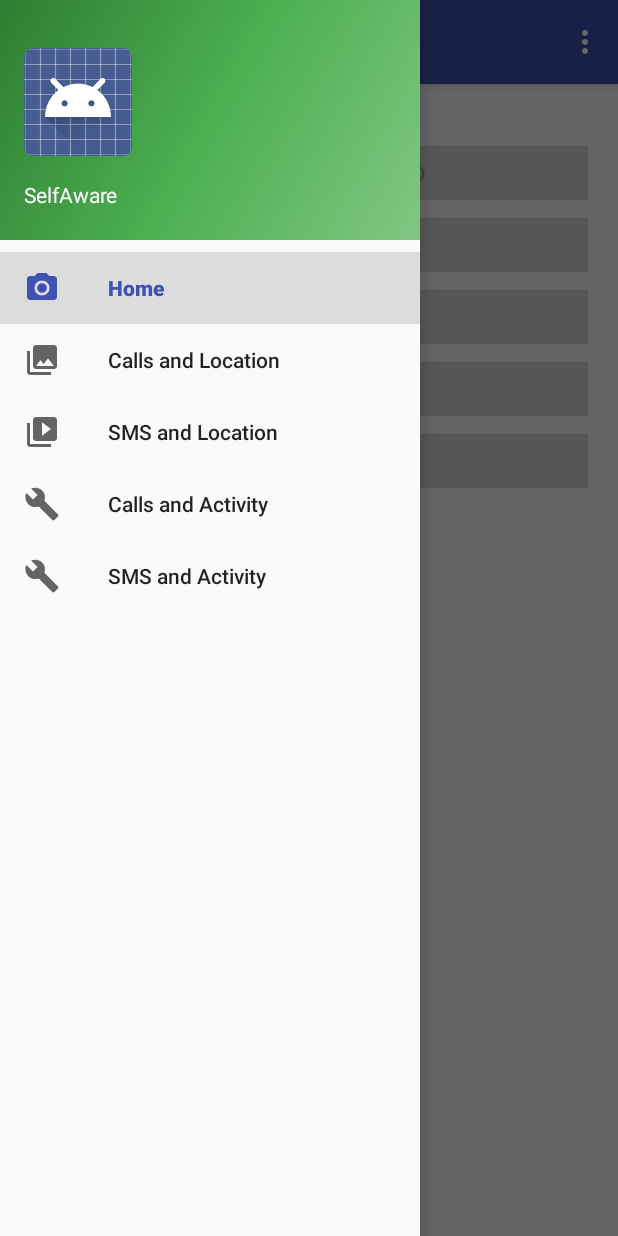
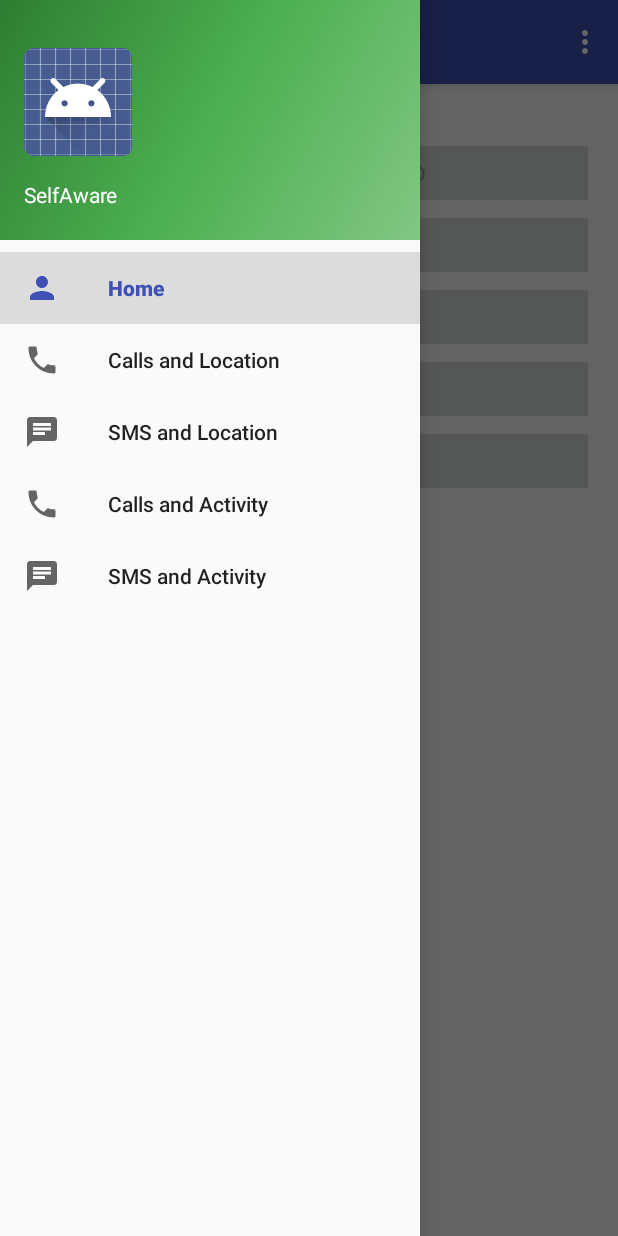
Before and after one commit to lin-ll/SelfAware, an Android app: the screen it shows after launch (MainActivity), with the side drawer open, on a phone screen of 412 x 824 dp. Run offline under Robolectric (Android 15) with nearby library versions, the phone set to English and light mode, and no system bars; libraries missing offline, so code that uses them is left out: edu.mit.media; 2 statements that could not run were skipped.

Commit message:
Added icons, minor updates

```diff
--- a/app/src/main/java/ll7/secondapp/MainActivity.java
+++ b/app/src/main/java/ll7/secondapp/MainActivity.java
@@ -16,16 +16,11 @@ import android.widget.Toast;
 
 import com.google.android.gms.common.ConnectionResult;
 import com.google.android.gms.common.api.GoogleApiClient;
-import com.google.android.gms.location.LocationListener;
-import com.google.android.gms.location.LocationRequest;
 import com.google.android.gms.location.LocationServices;
-import com.google.android.gms.maps.CameraUpdate;
 import com.google.android.gms.maps.CameraUpdateFactory;
 import com.google.android.gms.maps.GoogleMap;
 import com.google.android.gms.maps.OnMapReadyCallback;
 import com.google.android.gms.maps.SupportMapFragment;
-import com.google.android.gms.maps.model.BitmapDescriptorFactory;
-import com.google.android.gms.maps.model.CameraPosition;
 import com.google.android.gms.maps.model.LatLng;
 import com.google.android.gms.maps.model.Marker;
 import com.google.android.gms.maps.model.MarkerOptions;
--- /dev/null
+++ b/app/src/main/res/drawable/ic_call_black_24dp.xml
@@ -0,0 +1,9 @@
+<vector xmlns:android="http://schemas.android.com/apk/res/android"
+        android:width="24dp"
+        android:height="24dp"
+        android:viewportWidth="24.0"
+        android:viewportHeight="24.0">
+    <path
+        android:fillColor="#FF000000"
+        android:pathData="M6.62,10.79c1.44,2.83 3.76,5.14 6.59,6.59l2.2,-2.2c0.27,-0.27 0.67,-0.36 1.02,-0.24 1.12,0.37 2.33,0.57 3.57,0.57 0.55,0 1,0.45 1,1V20c0,0.55 -0.45,1 -1,1 -9.39,0 -17,-7.61 -17,-17 0,-0.55 0.45,-1 1,-1h3.5c0.55,0 1,0.45 1,1 0,1.25 0.2,2.45 0.57,3.57 0.11,0.35 0.03,0.74 -0.25,1.02l-2.2,2.2z"/>
+</vector>
--- /dev/null
+++ b/app/src/main/res/drawable/ic_chat_black_24dp.xml
@@ -0,0 +1,9 @@
+<vector xmlns:android="http://schemas.android.com/apk/res/android"
+        android:width="24dp"
+        android:height="24dp"
+        android:viewportWidth="24.0"
+        android:viewportHeight="24.0">
+    <path
+        android:fillColor="#FF000000"
+        android:pathData="M20,2L4,2c-1.1,0 -1.99,0.9 -1.99,2L2,22l4,-4h14c1.1,0 2,-0.9 2,-2L22,4c0,-1.1 -0.9,-2 -2,-2zM6,9h12v2L6,11L6,9zM14,14L6,14v-2h8v2zM18,8L6,8L6,6h12v2z"/>
+</vector>
--- /dev/null
+++ b/app/src/main/res/drawable/ic_person_black_24dp.xml
@@ -0,0 +1,9 @@
+<vector xmlns:android="http://schemas.android.com/apk/res/android"
+        android:width="24dp"
+        android:height="24dp"
+        android:viewportWidth="24.0"
+        android:viewportHeight="24.0">
+    <path
+        android:fillColor="#FF000000"
+        android:pathData="M12,12c2.21,0 4,-1.79 4,-4s-1.79,-4 -4,-4 -4,1.79 -4,4 1.79,4 4,4zM12,14c-2.67,0 -8,1.34 -8,4v2h16v-2c0,-2.66 -5.33,-4 -8,-4z"/>
+</vector>
--- a/app/src/main/res/layout/nav_header_main.xml
+++ b/app/src/main/res/layout/nav_header_main.xml
@@ -30,6 +30,6 @@
         android:id="@+id/textView"
         android:layout_width="wrap_content"
         android:layout_height="wrap_content"
-        android:text="Description" />
+        android:text="Understand your personal phone activity better by connecting different datasets!" />
 
 </LinearLayout>
--- a/app/src/main/res/menu/activity_main_drawer.xml
+++ b/app/src/main/res/menu/activity_main_drawer.xml
@@ -4,37 +4,24 @@
     <group android:checkableBehavior="single">
         <item
             android:id="@+id/nav_home"
-            android:icon="@drawable/ic_menu_camera"
+            android:icon="@drawable/ic_person_black_24dp"
             android:title="Home" />
         <item
             android:id="@+id/nav_call_loc"
-            android:icon="@drawable/ic_menu_gallery"
+            android:icon="@drawable/ic_call_black_24dp"
             android:title="Calls and Location" />
         <item
             android:id="@+id/nav_sms_loc"
-            android:icon="@drawable/ic_menu_slideshow"
+            android:icon="@drawable/ic_chat_black_24dp"
             android:title="SMS and Location" />
         <item
             android:id="@+id/nav_call_act"
-            android:icon="@drawable/ic_menu_manage"
+            android:icon="@drawable/ic_call_black_24dp"
             android:title="Calls and Activity" />
         <item
             android:id="@+id/nav_sms_act"
-            android:icon="@drawable/ic_menu_manage"
+            android:icon="@drawable/ic_chat_black_24dp"
             android:title="SMS and Activity" />
     </group>
 
-    <!--<item android:title="Communicate">-->
-        <!--<menu>-->
-            <!--<item-->
-                <!--android:id="@+id/nav_share"-->
-                <!--android:icon="@drawable/ic_menu_share"-->
-                <!--android:title="Share" />-->
-            <!--<item-->
-                <!--android:id="@+id/nav_send"-->
-                <!--android:icon="@drawable/ic_menu_send"-->
-                <!--android:title="Send" />-->
-        <!--</menu>-->
-    <!--</item>-->
-
 </menu>
```
Also changed, not shown: app/src/main/java/ll7/secondapp/FragmentCallLoc.java (deleted, +0 -47 lines), app/src/main/res/drawable/ic_directions_run_black_24dp.xml (added, +9 -0 lines), app/src/main/res/drawable/ic_place_black_24dp.xml (added, +9 -0 lines), app/src/main/res/layout/fragment_call_loc.xml (deleted, +0 -25 lines).
